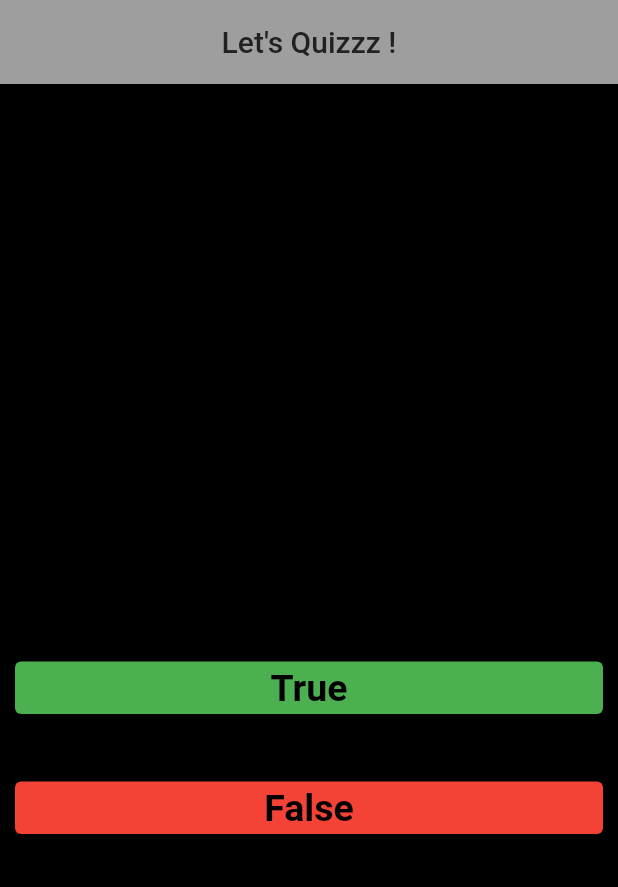
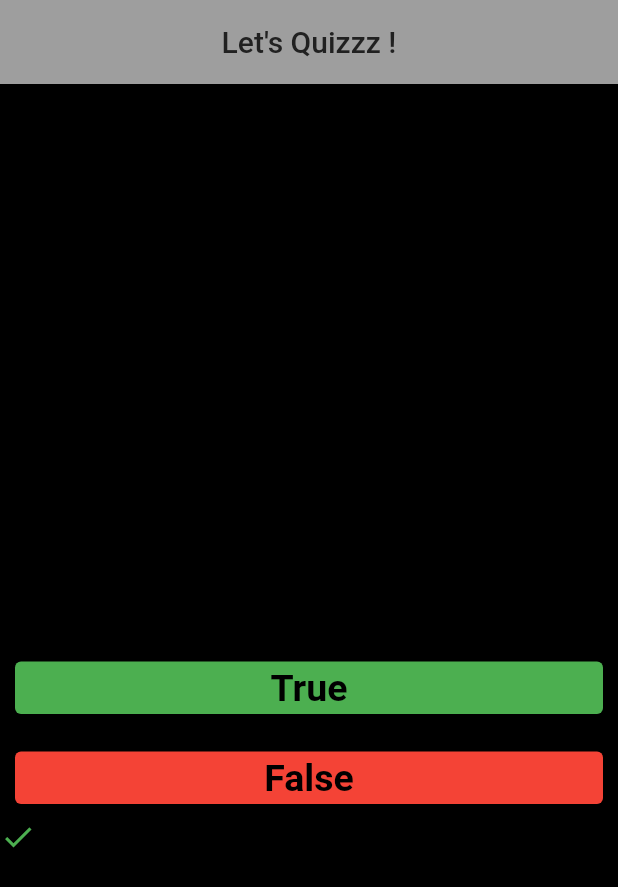
Before and after one commit to Mikhelmariya/Quiz, a Flutter app: the screen it shows after launch, after a tap on "True", on a phone screen of 412 x 824 dp. Shown: the top 887 px of the screen. Run offline on Flutter 3.47's test engine with Material 2 defaults, Android fonts, the phone set to English and light mode, and no system bars.

Commit message:
scorekeeper done

```diff
--- a/lib/main.dart
+++ b/lib/main.dart
@@ -6,7 +6,6 @@ void main() {
 
 class Quiz extends StatelessWidget {
   const Quiz({super.key});
-
   @override
   Widget build(BuildContext context) {
     return MaterialApp(
@@ -35,6 +34,8 @@ class Quizz extends StatefulWidget {
 }
 
 class _QuizzState extends State<Quizz> {
+  List<Widget> scoreKeeper = [];
+
   @override
   Widget build(BuildContext context) {
     return Column(
@@ -53,7 +54,11 @@ class _QuizzState extends State<Quizz> {
             child: ElevatedButton(
                 style: ButtonStyle(
                     backgroundColor: MaterialStateProperty.all(Colors.green)),
-                onPressed: () {},
+                onPressed: () {
+                  setState(() {
+                    scoreKeeper.add(Icon(Icons.check, color: Colors.green));
+                  });
+                },
                 child: Text(
                   "True",
                   style: TextStyle(
@@ -64,7 +69,7 @@ class _QuizzState extends State<Quizz> {
           ),
         ),
         SizedBox(
-          height: 25,
+          height: 5,
         ),
         Padding(
           padding: const EdgeInsets.all(10.0),
@@ -74,7 +79,11 @@ class _QuizzState extends State<Quizz> {
             child: ElevatedButton(
                 style: ButtonStyle(
                     backgroundColor: MaterialStateProperty.all(Colors.red)),
-                onPressed: () {},
+                onPressed: () {
+                  setState(() {
+                    scoreKeeper.add(Icon(Icons.close, color: Colors.red));
+                  });
+                },
                 child: Text(
                   "False",
                   style: TextStyle(
@@ -83,6 +92,9 @@ class _QuizzState extends State<Quizz> {
                       fontWeight: FontWeight.bold),
                 )),
           ),
+        ),
+        Row(
+          children: scoreKeeper,
         )
       ],
     );
```
